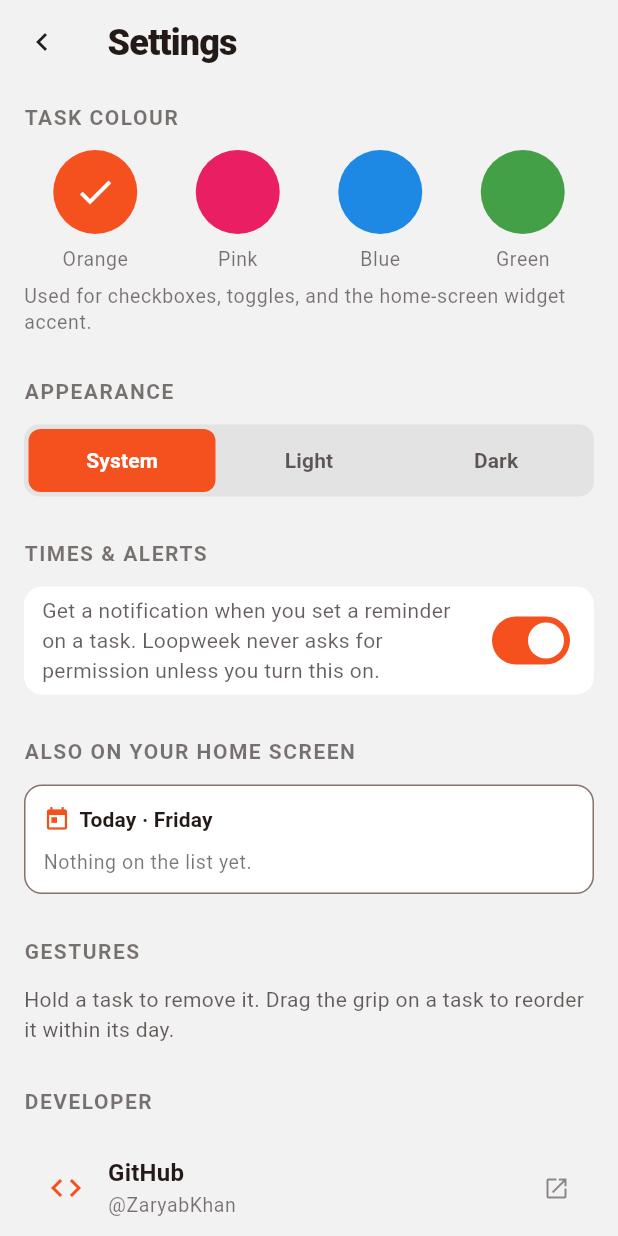
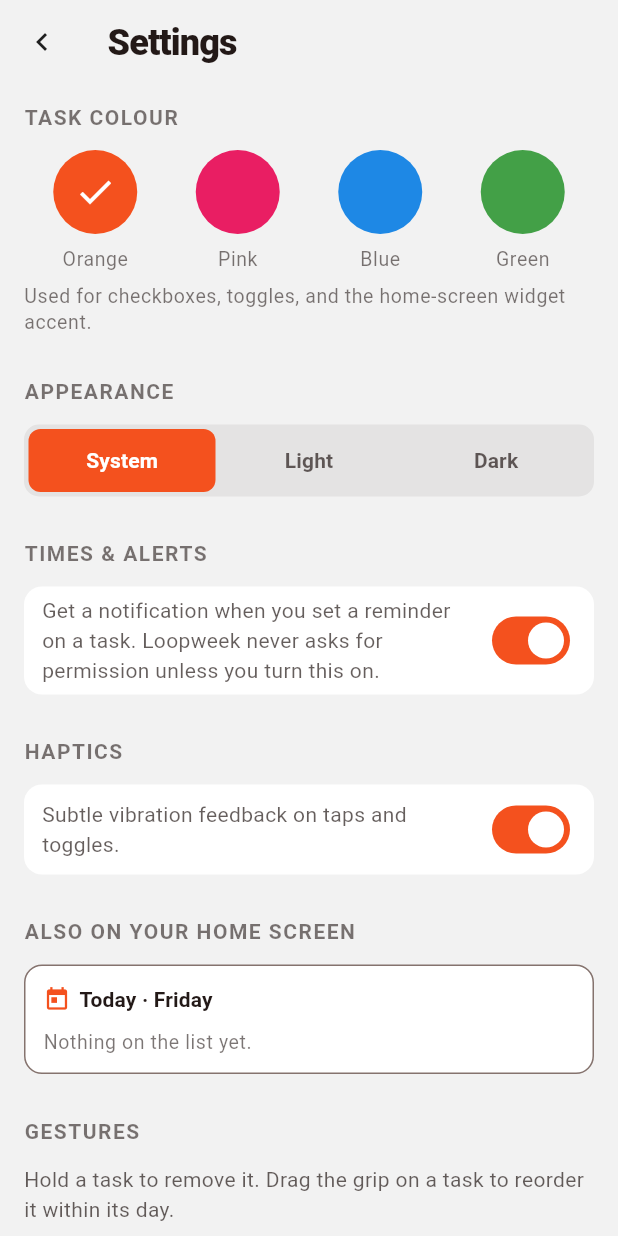
Before and after one commit to ZaryabKhan/Loopweek, a Flutter app: the SettingsScreen screen opened directly, on a phone screen of 412 x 824 dp. Run offline on Flutter 3.47's test engine with Material 3 defaults, Android fonts, the phone set to English and light mode, and no system bars; our stand-ins replace drift, flutter_local_notifications, flutter_riverpod, flutter_timezone, shared_preferences, timezone; missing offline and left inert: home_widget; accounts and stored records are empty; generated files the repository leaves out were written again.

Commit message:
feat(haptics): implement haptic feedback throughout the app and add user settings for haptics

```diff
--- a/lib/main.dart
+++ b/lib/main.dart
@@ -10,6 +10,7 @@ import 'package:path/path.dart' as p;
 import 'package:path_provider/path_provider.dart';
 
 import 'package:loopweek/data/database/database.dart';
+import 'package:loopweek/core/haptics/haptics_service.dart';
 import 'package:loopweek/presentation/onboarding/welcome_sheet.dart';
 import 'package:loopweek/presentation/providers.dart';
 import 'package:loopweek/presentation/week/week_view.dart';
@@ -57,6 +58,9 @@ class LoopweekApp extends ConsumerWidget {
   @override
   Widget build(BuildContext context, WidgetRef ref) {
     final settings = ref.watch(settingsProvider);
+
+    // Keep the lightweight haptics helper in sync with the user's toggle.
+    Haptics.enabled = settings.hapticsEnabled;
 
     return MaterialApp(
       debugShowCheckedModeBanner: false,
--- a/lib/presentation/onboarding/welcome_sheet.dart
+++ b/lib/presentation/onboarding/welcome_sheet.dart
@@ -1,6 +1,7 @@
 import 'package:flutter/material.dart';
 import 'package:flutter_riverpod/flutter_riverpod.dart';
 
+import 'package:loopweek/core/haptics/haptics_service.dart';
 import 'package:loopweek/core/theme/accent_colors.dart';
 import 'package:loopweek/domain/models/color_tag.dart';
 import 'package:loopweek/presentation/providers.dart';
@@ -166,7 +167,10 @@ class WelcomeSheet extends ConsumerWidget {
               const SizedBox(height: 24),
 
               FilledButton(
-                onPressed: () => Navigator.of(context).pop(),
+                onPressed: () {
+                  Haptics.medium();
+                  Navigator.of(context).pop();
+                },
                 style: FilledButton.styleFrom(
                   minimumSize: const Size.fromHeight(48),
                   shape: RoundedRectangleBorder(
@@ -177,7 +181,10 @@ class WelcomeSheet extends ConsumerWidget {
               ),
               Center(
                 child: TextButton(
-                  onPressed: () => Navigator.of(context).pop(),
+                  onPressed: () {
+                    Haptics.light();
+                    Navigator.of(context).pop();
+                  },
                   child: Text(
                     'Skip',
                     style: TextStyle(
@@ -270,6 +277,7 @@ class _Swatch extends ConsumerWidget {
       label: '$_label accent',
       child: InkWell(
         onTap: () async {
+          Haptics.selection();
           final themeMode = ref.read(settingsProvider).themeMode;
           await ref.read(settingsProvider).setColorTag(tag);
           await ref
--- a/lib/presentation/settings/settings_screen.dart
+++ b/lib/presentation/settings/settings_screen.dart
@@ -4,6 +4,7 @@ import 'package:flutter/material.dart';
 import 'package:flutter_riverpod/flutter_riverpod.dart';
 
 import 'package:loopweek/core/dev_links.dart';
+import 'package:loopweek/core/haptics/haptics_service.dart';
 import 'package:loopweek/core/theme/accent_colors.dart';
 import 'package:loopweek/domain/models/color_tag.dart';
 import 'package:loopweek/presentation/providers.dart';
@@ -71,11 +72,15 @@ class _SettingsScreenState extends ConsumerState<SettingsScreen> {
         ),
         actions: [
           TextButton(
-            onPressed: () => Navigator.of(dialogContext).pop(),
+            onPressed: () {
+              Haptics.light();
+              Navigator.of(dialogContext).pop();
+            },
             child: const Text('No'),
           ),
           TextButton(
             onPressed: () async {
+              Haptics.medium();
               Navigator.of(dialogContext).pop();
               await _populateDummyData();
               if (mounted) {
@@ -117,7 +122,10 @@ class _SettingsScreenState extends ConsumerState<SettingsScreen> {
         leading: IconButton(
           icon: const Icon(Icons.chevron_left),
           tooltip: 'Back',
-          onPressed: () => Navigator.of(context).maybePop(),
+          onPressed: () {
+            Haptics.light();
+            Navigator.of(context).maybePop();
+          },
         ),
         title: Text('Settings', style: theme.textTheme.headlineMedium),
       ),
@@ -142,6 +150,10 @@ class _SettingsScreenState extends ConsumerState<SettingsScreen> {
             _LabelRow('Times & Alerts'),
             const SizedBox(height: 8),
             _TimesAndAlerts(),
+            const SizedBox(height: 24),
+            _LabelRow('Haptics'),
+            const SizedBox(height: 8),
+            _HapticsToggle(),
             const SizedBox(height: 24),
             _LabelRow('Also on your home screen'),
             const SizedBox(height: 8),
@@ -215,7 +227,13 @@ class _LabelRow extends StatelessWidget {
     // hidden gesture count stays undiscoverable to regular users.
     return Padding(
       padding: const EdgeInsets.symmetric(vertical: 4),
-      child: GestureDetector(onTap: onTap, child: child),
+      child: GestureDetector(
+        onTap: () {
+          Haptics.light();
+          onTap!();
+        },
+        child: child,
+      ),
     );
   }
 }
@@ -267,7 +285,10 @@ class _DevLinkTile extends StatelessWidget {
         size: 18,
         color: enabled ? onSurface.withValues(alpha: 0.5) : theme.disabledColor,
       ),
-      onTap: () => _open(context),
+      onTap: () {
+        Haptics.light();
+        _open(context);
+      },
     );
   }
 
@@ -305,6 +326,7 @@ class _ColorSwatch extends ConsumerWidget {
           children: [
             InkWell(
               onTap: () async {
+                Haptics.selection();
                 final themeMode = active.themeMode;
                 await active.setColorTag(tag);
                 await ref
@@ -362,6 +384,7 @@ class _ThemeSelector extends ConsumerWidget {
         ThemeMode.dark => 'Dark',
       },
       onChanged: (mode) async {
+        Haptics.selection();
         // The widget receives the raw mode; "system" is resolved natively.
         await active.setThemeMode(mode);
         await ref
@@ -407,6 +430,7 @@ class _TimesAndAlertsState extends ConsumerState<_TimesAndAlerts> {
   }
 
   Future<void> _toggle(bool value) async {
+    Haptics.light();
     final settings = ref.read(settingsProvider);
     if (value) {
       final notif = ref.read(notificationServiceProvider);
@@ -429,6 +453,49 @@ class _TimesAndAlertsState extends ConsumerState<_TimesAndAlerts> {
       // Turning reminders off must also stop the ones already scheduled.
       await ref.read(notificationServiceProvider).cancelAllReminders();
     }
+  }
+}
+
+class _HapticsToggle extends ConsumerStatefulWidget {
+  const _HapticsToggle();
+
+  @override
+  ConsumerState<_HapticsToggle> createState() => _HapticsToggleState();
+}
+
+class _HapticsToggleState extends ConsumerState<_HapticsToggle> {
+  @override
+  Widget build(BuildContext context) {
+    final theme = Theme.of(context);
+    final settings = ref.watch(settingsProvider);
+    return Container(
+      padding: const EdgeInsets.symmetric(horizontal: 12, vertical: 6),
+      decoration: BoxDecoration(
+        color: theme.cardTheme.color,
+        borderRadius: BorderRadius.circular(12),
+      ),
+      child: Row(
+        children: [
+          Expanded(
+            child: Text(
+              'Subtle vibration feedback on taps and toggles.',
+              style: theme.textTheme.bodyMedium?.copyWith(
+                color: theme.colorScheme.onSurface.withValues(alpha: 0.7),
+              ),
+            ),
+          ),
+          const SizedBox(width: 10),
+          Switch(
+            value: settings.hapticsEnabled,
+            onChanged: (v) async {
+              Haptics.light();
+              await ref.read(settingsProvider).setHapticsEnabled(v);
+              if (v) Haptics.light();
+            },
+          ),
+        ],
+      ),
+    );
   }
 }
 
--- a/lib/presentation/task_sheet/task_edit_sheet.dart
+++ b/lib/presentation/task_sheet/task_edit_sheet.dart
@@ -2,6 +2,7 @@ import 'package:flutter/material.dart';
 import 'package:flutter_riverpod/flutter_riverpod.dart';
 import 'package:intl/intl.dart';
 
+import 'package:loopweek/core/haptics/haptics_service.dart';
 import 'package:loopweek/data/services/notification_service.dart';
 import 'package:loopweek/domain/models/recurrence.dart';
 import 'package:loopweek/domain/models/task.dart';
@@ -91,7 +92,10 @@ class _TaskEditSheetState extends ConsumerState<TaskEditSheet> {
                   mainAxisAlignment: MainAxisAlignment.spaceBetween,
                   children: [
                     TextButton(
-                      onPressed: () => Navigator.of(context).maybePop(),
+                      onPressed: () {
+                        Haptics.light();
+                        Navigator.of(context).maybePop();
+                      },
                       child: Text(
                         'Cancel',
                         style: TextStyle(
@@ -106,7 +110,12 @@ class _TaskEditSheetState extends ConsumerState<TaskEditSheet> {
                       style: theme.textTheme.titleLarge,
                     ),
                     TextButton(
-                      onPressed: _saving ? null : _onSave,
+                      onPressed: _saving
+                          ? null
+                          : () {
+                              Haptics.medium();
+                              _onSave();
+                            },
                       child: _saving
                           ? SizedBox(
                               width: 16,
@@ -233,7 +242,10 @@ class _TaskEditSheetState extends ConsumerState<TaskEditSheet> {
                           Recurrence.daily => 'Daily',
                           Recurrence.weekly => 'Weekly',
                         },
-                        onChanged: (v) => setState(() => _recurrence = v),
+                        onChanged: (v) {
+                          Haptics.selection();
+                          setState(() => _recurrence = v);
+                        },
                       ),
                     ),
                     if (_recurrence == Recurrence.weekly)
@@ -263,7 +275,10 @@ class _TaskEditSheetState extends ConsumerState<TaskEditSheet> {
                       actionText: 'Task has a time',
                       value: _hasTime,
                       accent: accent,
-                      onChanged: (v) => setState(() => _hasTime = v),
+                      onChanged: (v) {
+                        Haptics.light();
+                        setState(() => _hasTime = v);
+                      },
                     ),
                     if (_hasTime)
                       _Row(
@@ -328,8 +343,10 @@ class _TaskEditSheetState extends ConsumerState<TaskEditSheet> {
                               child: Text('2 days before'),
                             ),
                           ],
-                          onChanged: (v) =>
-                              setState(() => _reminderOffsetDays = v ?? 0),
+                          onChanged: (v) {
+                            Haptics.selection();
+                            setState(() => _reminderOffsetDays = v ?? 0);
+                          },
                         ),
                       ),
                     if (_hasReminder && _hasTime)
@@ -450,8 +467,10 @@ class _TaskEditSheetState extends ConsumerState<TaskEditSheet> {
   }
 
   Future<void> _pickTime() async {
+    Haptics.light();
     final picked = await showTimePicker(context: context, initialTime: _time);
     if (picked != null) {
+      Haptics.selection();
       setState(() => _time = picked);
     }
   }
--- a/lib/presentation/week/task_tile.dart
+++ b/lib/presentation/week/task_tile.dart
@@ -1,4 +1,5 @@
 import 'package:flutter/material.dart';
+import 'package:loopweek/core/haptics/haptics_service.dart';
 import 'package:loopweek/domain/models/task.dart';
 
 /// Compact trailing "bell + time" indicator shown next to tasks that have a
@@ -121,7 +122,10 @@ class _Checkbox extends StatelessWidget {
     // Opaque hit-test consumes the tap so the row's edit action is not fired.
     return GestureDetector(
       behavior: HitTestBehavior.opaque,
-      onTap: onTap,
+      onTap: () {
+        Haptics.light();
+        onTap();
+      },
       child: SizedBox(
         width: 48,
         height: 48,
--- a/lib/presentation/week/week_view.dart
+++ b/lib/presentation/week/week_view.dart
@@ -1,6 +1,8 @@
 import 'package:flutter/material.dart';
 import 'package:flutter_riverpod/flutter_riverpod.dart';
 import 'package:intl/intl.dart';
+
+import 'package:loopweek/core/haptics/haptics_service.dart';
 
 import 'package:loopweek/domain/models/task.dart';
 import 'package:loopweek/presentation/providers.dart';
@@ -144,8 +146,11 @@ class _DaySection extends ConsumerStatefulWidget {
 }
 
 class _DaySectionState extends ConsumerState<_DaySection> {
-  void _toggle() => ref.read(expandedDayProvider.notifier).state =
-      widget.isExpanded ? null : widget.date;
+  void _toggle() {
+    Haptics.light();
+    ref.read(expandedDayProvider.notifier).state =
+        widget.isExpanded ? null : widget.date;
+  }
 
   @override
   Widget build(BuildContext context) {
@@ -232,6 +237,7 @@ class _Body extends ConsumerWidget {
                   task: t,
                   accent: accent,
                   onToggle: () async {
+                    Haptics.light();
                     final themeMode = settings.themeMode;
                     await repo.setCompleted(
                       id: t.id,
@@ -243,6 +249,7 @@ class _Body extends ConsumerWidget {
                     );
                   },
                   onTap: () async {
+                    Haptics.light();
                     final themeMode = settings.themeMode;
                     final edited = await showModalBottomSheet<Task?>(
                       context: context,
@@ -262,7 +269,10 @@ class _Body extends ConsumerWidget {
                       );
                     }
                   },
-                  onLongPress: () => _showQuickActions(context, ref, t.id),
+                  onLongPress: () {
+                    Haptics.medium();
+                    _showQuickActions(context, ref, t.id);
+                  },
                 ),
               ),
               // Drag the grip to reorder within the day. The grip is the only
@@ -345,6 +355,7 @@ class _Body extends ConsumerWidget {
                 ),
                 title: const Text('Remove task'),
                 onTap: () async {
+                  Haptics.medium();
                   final themeMode = ref.read(settingsProvider).themeMode;
                   await repo.deleteTask(id);
                   // Drop any pending reminder for the removed task.
@@ -366,7 +377,10 @@ class _Body extends ConsumerWidget {
                   color: theme.colorScheme.onSurface.withValues(alpha: 0.6),
                 ),
                 title: const Text('Cancel'),
-                onTap: () => Navigator.of(context).pop(),
+                onTap: () {
+                  Haptics.light();
+                  Navigator.of(context).pop();
+                },
               ),
               const SizedBox(height: 8),
             ],
@@ -395,6 +409,8 @@ class _Body extends ConsumerWidget {
         .read(taskRepositoryProvider)
         .reorderTasksForDate(date: date, orderedIds: ordered);
 
+    Haptics.light();
+
     if (isToday) {
       final accentTag = ref.read(settingsProvider).colorTag;
       final themeMode = ref.read(settingsProvider).themeMode;
@@ -414,7 +430,10 @@ class _AddRow extends StatelessWidget {
   Widget build(BuildContext context) {
     final theme = Theme.of(context);
     return InkWell(
-      onTap: () => _openEditor(context),
+      onTap: () {
+        Haptics.light();
+        _openEditor(context);
+      },
       child: Padding(
         padding: const EdgeInsets.symmetric(horizontal: 16, vertical: 14),
         child: Row(
```
Also changed, not shown: lib/core/haptics/haptics_service.dart (added, +31 -0 lines), lib/data/services/settings_service.dart (+7 -0 lines), lib/presentation/providers.dart (+10 -0 lines).
